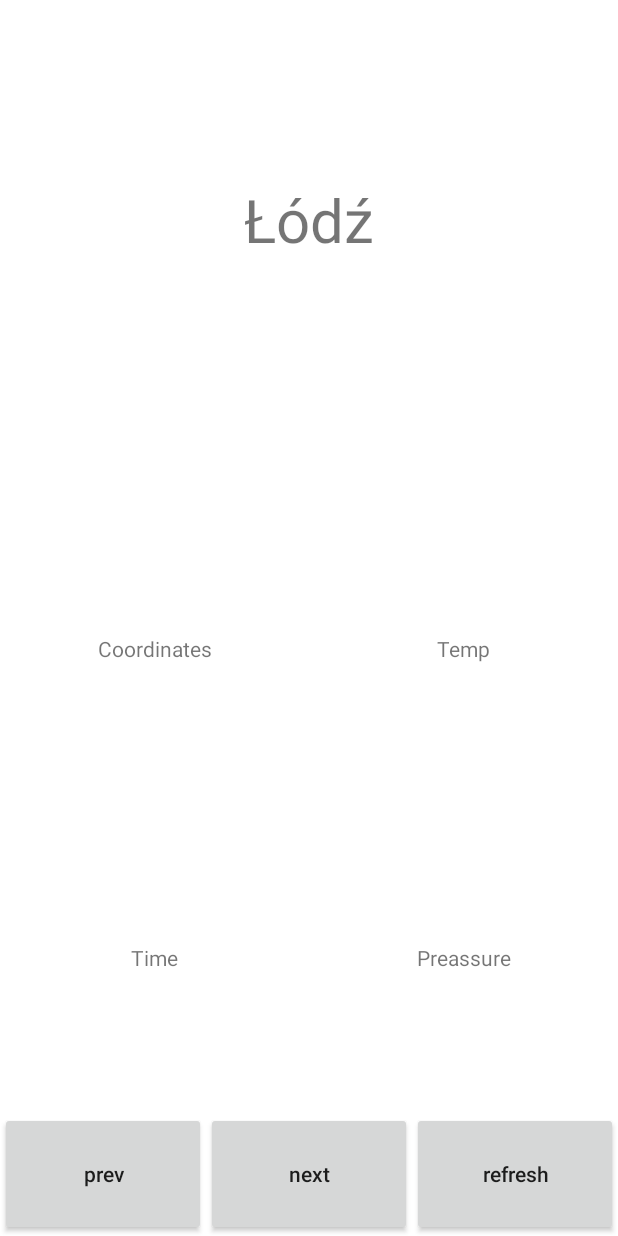
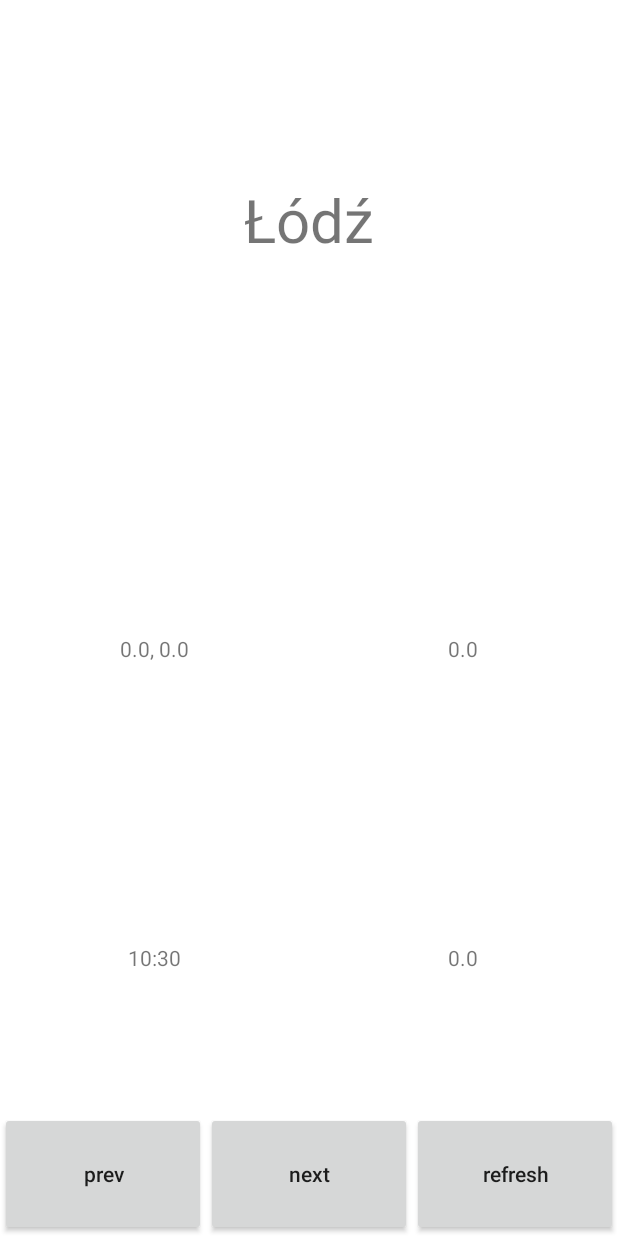
Before and after one commit to MPR235953/MyWeather, an Android app: the screen it shows after launch (WeatherActivity), after a tap on "Submit", on a phone screen of 412 x 824 dp. Run offline under Robolectric (Android 15) with nearby library versions, the phone set to English and light mode, and no system bars; 8 statements that could not run were skipped.

Commit message:
feat: actual time in basic info view

```diff
--- a/app/src/main/AndroidManifest.xml
+++ b/app/src/main/AndroidManifest.xml
@@ -3,6 +3,8 @@
     xmlns:tools="http://schemas.android.com/tools">
 
     <uses-permission android:name="android.permission.ACCESS_NETWORK_STATE" />
+    <uses-permission android:name="android.permission.INTERNET" />
+    <uses-permission android:name="android.permission.ACCESS_WIFI_STATE" />
     <application
         android:allowBackup="true"
         android:dataExtractionRules="@xml/data_extraction_rules"
--- a/app/src/main/java/com/example/myweather/FragmentWeatherBasicInfo.kt
+++ b/app/src/main/java/com/example/myweather/FragmentWeatherBasicInfo.kt
@@ -1,7 +1,41 @@
 package com.example.myweather
 
+import android.os.Bundle
+import android.view.LayoutInflater
+import android.view.View
+import android.view.ViewGroup
+import android.widget.TextView
 import androidx.fragment.app.Fragment
 
-class FragmentWeatherBasicInfo : Fragment(R.layout.fragemnt_weather_basic_info) {
 
+class FragmentWeatherBasicInfo : Fragment() {
+    lateinit var tvTime: TextView
+    lateinit var thisView: View
+    lateinit var weatherParser: WeatherParser
+    var test = 0
+    // TODO: Initialize to use in other activities
+    override fun onCreateView(
+        inflater: LayoutInflater,
+        container: ViewGroup?,
+        savedInstanceState: Bundle?
+    ): View {
+        thisView = inflater.inflate(R.layout.fragemnt_weather_basic_info, container, false)
+        (thisView.findViewById(R.id.tvTime) as TextView).setText(WeatherParser.time)
+        (thisView.findViewById(R.id.tvCords) as TextView).setText(weatherParser.cords[0].toBigDecimal().toPlainString()+ ", " + weatherParser.cords[1].toBigDecimal().toPlainString())
+        (thisView.findViewById(R.id.tvTemp) as TextView).setText(weatherParser.temp.toBigDecimal().toPlainString())
+        (thisView.findViewById(R.id.tvPress) as TextView).setText(weatherParser.press.toBigDecimal().toPlainString())
+        return thisView
+    }
+
+    @JvmName("setWeatherParser1")
+    fun setWeatherParser(weatherParser: WeatherParser){
+        this.weatherParser = weatherParser
+    }
+
+    fun update(){
+        (thisView.findViewById(R.id.tvTime) as TextView).setText(WeatherParser.time)
+        (thisView.findViewById(R.id.tvCords) as TextView).setText(weatherParser.cords[0].toBigDecimal().toPlainString()+ ", " + weatherParser.cords[1].toBigDecimal().toPlainString())
+        (thisView.findViewById(R.id.tvTemp) as TextView).setText(weatherParser.temp.toBigDecimal().toPlainString())
+        (thisView.findViewById(R.id.tvPress) as TextView).setText(weatherParser.press.toBigDecimal().toPlainString())
+    }
 }
--- a/app/src/main/java/com/example/myweather/MainActivity.kt
+++ b/app/src/main/java/com/example/myweather/MainActivity.kt
@@ -1,16 +1,12 @@
 package com.example.myweather
 
 import android.annotation.SuppressLint
-import android.content.Context
 import android.content.Intent
-import android.net.ConnectivityManager
-import android.net.NetworkCapabilities
 import android.os.AsyncTask
 import androidx.appcompat.app.AppCompatActivity
 import android.os.Bundle
-import android.util.Log
 import android.view.View
-import android.widget.Button
+import android.widget.EditText
 import android.widget.TextView
 import android.widget.Toast
 import androidx.core.view.isVisible
@@ -19,14 +15,16 @@ import java.net.URL
 class MainActivity : AppCompatActivity() {
 
     val API_KEY: String = "42f9f62e465cc1855d6cd834e0f11440"
-    lateinit var CITY: String
+    var CITY: String = "Łódź"
     lateinit var tvStatus: TextView
+    lateinit var etCity: EditText
+    lateinit var weatherParser: WeatherParser
 
     override fun onCreate(savedInstanceState: Bundle?) {
         super.onCreate(savedInstanceState)
         setContentView(R.layout.activity_main)
 
-        //weatherTask().execute()
+        etCity = findViewById(R.id.etCity)
 
         tvStatus = findViewById(R.id.tvStatus)
         if(!isOnline(this)) {
@@ -35,34 +33,15 @@ class MainActivity : AppCompatActivity() {
             tvStatus.isVisible = true
         }
         else tvStatus.isVisible = false
-
     }
 
     fun toWeather(view: View){
         val intent: Intent = Intent(this, WeatherActivity::class.java)
+        CITY = etCity.getText().toString()
+
+        weatherParser = WeatherParser(CITY, API_KEY)
+        weatherParser.weatherTask().execute().get()
+        intent.putExtra("weather_parser", weatherParser)
         startActivity(intent)
     }
-
-    @SuppressLint("StaticFieldLeak")
-    inner class weatherTask : AsyncTask<String, Void, String>() {
-
-        @Deprecated("Deprecated in Java")
-        override fun doInBackground(vararg params: String?): String? {
-            var response: String?
-            try {
-                response =
-                    URL("https://api.openweathermap.org/data/2.5/weather?q=$CITY&units=metric&appid=$API_KEY").readText(
-                        Charsets.UTF_8
-                    )
-            } catch (e: Exception) {
-                response = null
-            }
-            return response
-        }
-
-        override fun onPostExecute(result: String?) {
-            super.onPostExecute(result)
-            tvStatus.setText("OK")
-        }
-    }
 }
--- a/app/src/main/java/com/example/myweather/WeatherActivity.kt
+++ b/app/src/main/java/com/example/myweather/WeatherActivity.kt
@@ -9,25 +9,34 @@ import androidx.core.view.isVisible
 
 class WeatherActivity : AppCompatActivity(){
     lateinit var tvStatus: TextView
+    lateinit var weatherParser: WeatherParser
+    lateinit var test:FragmentWeatherBasicInfo
 
     private var pointer: Int = 0
-    private val fragments = mutableMapOf(
-        0 to FragmentWeatherBasicInfo(),
-        1 to FragmentWeatherExtraInfo(),
-        2 to FragmentWeather3Days(),
+    private val fragments = arrayOf(
+        FragmentWeatherBasicInfo(),
+        FragmentWeatherExtraInfo(),
+        FragmentWeather3Days()
     )
 
     override fun onCreate(savedInstanceState: Bundle?) {
         super.onCreate(savedInstanceState)
         setContentView(R.layout.activity_weather)
 
+        weatherParser = getIntent().getSerializableExtra("weather_parser") as WeatherParser
+
+
         replaceFragment()
+        //update()
     }
 
     private fun replaceFragment(){
         val fragmentManager = supportFragmentManager
         val fragmentTransaction = fragmentManager.beginTransaction()
-        fragmentTransaction.replace(R.id.fragment_container_view, fragments[pointer]!!)
+        //fragments[0].setWeatherParser(weatherParser)
+        test = FragmentWeatherBasicInfo()
+        test.setWeatherParser(weatherParser)
+        fragmentTransaction.replace(R.id.fragment_container_view, test)
         fragmentTransaction.commit()
     }
 
@@ -52,6 +61,20 @@ class WeatherActivity : AppCompatActivity(){
             toast.show()
             tvStatus.isVisible = true
         }
-        else tvStatus.isVisible = false
+        else{
+            tvStatus.isVisible = false
+            test.update()
+        }
+    }
+
+    fun update(){
+        (findViewById(R.id.tvCity) as TextView).setText(weatherParser.city)
+        (FragmentWeatherBasicInfo().thisView.findViewById(R.id.tvTime) as TextView).setText(WeatherParser.time)
+        (findViewById(R.id.tvCords) as TextView).setText((weatherParser.cords[0] as String) + ", " + (weatherParser.cords[1] as String))
+        (findViewById(R.id.tvTemp) as TextView).setText(weatherParser.temp as String)
+        (findViewById(R.id.tvPress) as TextView).setText(weatherParser.press as String)
+        (findViewById(R.id.tvWindForce) as TextView).setText(weatherParser.windForce as String)
+        (findViewById(R.id.tvWindDirection) as TextView).setText(weatherParser.windDirection as String)
+        (findViewById(R.id.tvHumidity) as TextView).setText(weatherParser.humidity as String)
     }
 }
--- /dev/null
+++ b/app/src/main/java/com/example/myweather/WeatherParser.kt
@@ -0,0 +1,65 @@
+package com.example.myweather
+
+import android.annotation.SuppressLint
+import android.os.AsyncTask
+import org.json.JSONObject
+import java.net.URL
+import java.text.SimpleDateFormat
+import java.util.Date
+
+class WeatherParser : java.io.Serializable{
+    var city: String
+    private var api_key: String
+
+    // Basic
+    companion object {
+        var time: String = ""
+    }
+    var cords = arrayOf(0.0, 0.0)
+    var temp: Double = 0.0
+    var press: Double = 0.0
+
+    // Extra
+    var windForce: Double = 0.0
+    var windDirection: Double = 0.0
+    var humidity: Double = 0.0
+
+    constructor(city: String, api_key:String){
+        this.city = city
+        this.api_key = api_key
+    }
+
+    inner class weatherTask : AsyncTask<String, Void, String>() {
+
+        override fun doInBackground(vararg params: String?): String? {
+            var result: String?
+            try {
+                result =
+                    URL("https://api.openweathermap.org/data/2.5/weather?q=$city&units=metric&appid=$api_key").readText(
+                        Charsets.UTF_8
+                    )
+            } catch (e: Exception) {
+                result = null
+                time = e.toString()
+            }
+            return result
+        }
+
+        override fun onPostExecute(result: String?) {
+            super.onPostExecute(result)
+
+            val jsonData = JSONObject(result!!)
+
+            time = SimpleDateFormat("hh:mm").format(Date())
+            cords[0] = jsonData.getJSONObject("coord").getDouble("lon")
+            cords[1] = jsonData.getJSONObject("coord").getDouble("lat")
+            temp = jsonData.getJSONObject("main").getDouble("temp")
+            press = jsonData.getJSONObject("main").getDouble("pressure")
+
+            windForce = jsonData.getJSONObject("wind").getDouble("speed")
+            windDirection = jsonData.getJSONObject("wind").getDouble("deg")
+            humidity = jsonData.getJSONObject("main").getDouble("humidity")
+        }
+    }
+
+}
--- a/app/src/main/java/com/example/myweather/utils.kt
+++ b/app/src/main/java/com/example/myweather/utils.kt
@@ -4,8 +4,9 @@ import android.content.Context
 import android.net.ConnectivityManager
 import android.net.NetworkCapabilities
 import android.util.Log
+import androidx.appcompat.app.AppCompatActivity
 
-fun isOnline(context: Context): Boolean {
+fun isOnline(context: AppCompatActivity): Boolean {
     val connectivityManager =
         context.getSystemService(Context.CONNECTIVITY_SERVICE) as ConnectivityManager
     if (connectivityManager != null) {
--- a/app/src/main/res/layout/activity_main.xml
+++ b/app/src/main/res/layout/activity_main.xml
@@ -72,7 +72,7 @@
             android:text="Enter city" />
 
         <EditText
-            android:id="@+id/editTextTextPersonName"
+            android:id="@+id/etCity"
             android:layout_width="match_parent"
             android:layout_height="wrap_content"
             android:ems="10"
```
